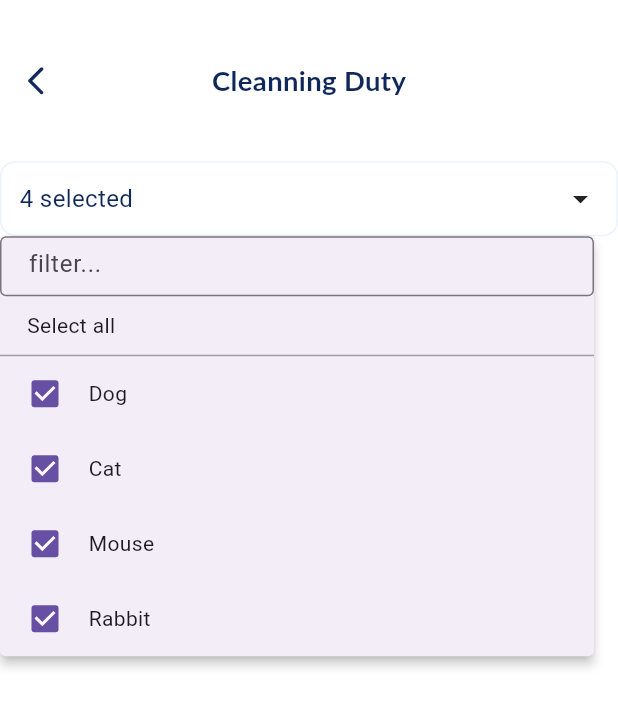
After one commit to phongvtVHEC/cleaning_duty_project, a Flutter app: the CleanningDuty screen opened by its route, after a tap on "Select options", after a tap on "Select all", on a phone screen of 412 x 824 dp. The commit adds this screen. Shown: the top 707 px of the screen. Run offline on Flutter 3.47's test engine with Material 3 defaults, Android fonts, the phone set to English and light mode, and no system bars; our stand-ins replace dio, equatable, flutter_bloc, flutter_dotenv, flutter_native_splash, flutter_screenutil and 9 more; missing offline and left inert: multi_image_picker_plus; accounts and stored records are empty; Roboto replaces fonts that are missing (DM Sans, Lato).

Commit message:
Cleanning Duty Screen

````diff
--- a/lib/core/colors/app_color.dart
+++ b/lib/core/colors/app_color.dart
@@ -24,7 +24,11 @@ abstract class AppColor {
   static const Color colorFFE7E7 = Color(0xFFFFE7E7);
   static const Color colorD60000 = Color(0xFFD60000);
   static const Color color10275A = Color(0xFF10275A);
-
+  static const Color colorE06D06 = Color(0xFFE06D06);
+  static const Color color219653 = Color(0xFF219653);
+  static const Color color9B51E0 = Color(0xFF9B51E0);
+  static const Color colorEB5757 = Color(0xFFEB5757);
+  static const Color color8A8BB3 = Color(0xFF8A8BB3);
   //TextField Colors
   static const Color colorTextFieldDisable = Color(0xffEEEEEE);
   static const Color colorTextFieldBorder = Color(0xFFEBF2FD);
--- a/lib/feature/routers/route.dart
+++ b/lib/feature/routers/route.dart
@@ -12,6 +12,7 @@ import 'package:cleaning_duty_project/feature/di/dependency_injection.dart';
 import 'package:cleaning_duty_project/feature/routers/screen_route.dart';
 import 'package:cleaning_duty_project/feature/screen/authenticate/login/login.dart';
 import 'package:cleaning_duty_project/feature/screen/authenticate/register/register.dart';
+import 'package:cleaning_duty_project/feature/screen/cleanning_duty/cleanning_duty.dart';
 import 'package:cleaning_duty_project/feature/screen/home/home.dart';
 import 'package:cleaning_duty_project/feature/screen/profile/profile.dart';
 import 'package:flutter_bloc/flutter_bloc.dart';
@@ -93,7 +94,10 @@ class AppRouter {
           ],
           child: const ProfileScreen(),
         ),
-      )
+      ),
+      GoRoute(
+          path: ScreenRoute.cleanningDutyScreen,
+          builder: (context, state) => const CleanningDuty()),
     ],
   );
   static GoRouter get router => _router;
--- a/lib/feature/routers/screen_route.dart
+++ b/lib/feature/routers/screen_route.dart
@@ -3,6 +3,7 @@ class ScreenRoute {
   static const registerScreen = '/register';
   static const homeScreen = '/home';
   static const profileScreen = '/profile';
+  static const cleanningDutyScreen = '/cleanning-duty';
 
   static const publicRoute = [loginScreen, registerScreen];
 }
--- /dev/null
+++ b/lib/feature/screen/cleanning_duty/cleanning_duty.dart
@@ -0,0 +1,49 @@
+import 'package:cleaning_duty_project/core/colors/app_color.dart';
+import 'package:cleaning_duty_project/feature/widget/Appbar/common_appbar_with_back_arrow.dart';
+import 'package:cleaning_duty_project/feature/widget/Multiselect/common_multi_select.dart';
+import 'package:flutter/material.dart';
+import 'package:flutter_screenutil/flutter_screenutil.dart';
+
+class CleanningDuty extends StatefulWidget {
+  const CleanningDuty({super.key});
+
+  @override
+  State<CleanningDuty> createState() => _CleanningDutyState();
+}
+
+const List myList = [
+  {'id': 'dog', 'label': 'Dog'},
+  {'id': 'cat', 'label': 'Cat'},
+  {'id': 'mouse', 'label': 'Mouse'},
+  {'id': 'rabbit', 'label': 'Rabbit'},
+];
+
+class _CleanningDutyState extends State<CleanningDuty> {
+  @override
+  Widget build(BuildContext context) {
+    return Scaffold(
+      appBar: CommonAppbarWithBackArrow(
+        title: 'Cleanning Duty',
+        onPressedBackButton: () {
+          Navigator.pop(context);
+        },
+      ),
+      body: MultiSelectDropdown(
+        textStyle: TextStyle(
+            fontSize: 14.sp,
+            color: AppColor.color10275A,
+            fontWeight: FontWeight.w400),
+        boxDecoration: BoxDecoration(
+          border: Border.all(
+              color: AppColor.colorTextFieldBorder), // Example border style
+          borderRadius: BorderRadius.circular(10), // Example border radius
+        ),
+        includeSearch: true,
+        includeSelectAll: true,
+        list: myList,
+        initiallySelected: const [],
+        onChange: (newList) {},
+      ),
+    );
+  }
+}
--- /dev/null
+++ b/lib/feature/widget/Multiselect/common_multi_select.dart
@@ -0,0 +1,498 @@
+library multiselect_dropdown_flutter;
+
+import 'dart:async';
+
+import 'package:flutter/material.dart';
+
+const double tileHeight = 50;
+const double selectAllButtonHeight = 40;
+const double searchOptionHeight = 40;
+
+class MultiSelectDropdown extends StatefulWidget {
+  /// List of options to select from
+  final List list;
+
+  /// `label` key in a Map to show as an option. Defaults to 'label'
+  final String label;
+
+  /// `id` key in a Map to identify an item. Defaults to 'id'
+  final String id;
+
+  /// `onChange` callback, called everytime when
+  /// an item is added or removed with the new
+  /// list as argument
+  ///
+  /// {@tool snippet}
+  /// ```dart
+  /// onChange: (List newList) {
+  ///   setState(() {
+  ///     selectedList = newList;
+  ///   });
+  /// }
+  /// ```
+  /// {@end-tool}
+  final ValueChanged<List> onChange;
+
+  /// Number of items to show as text,
+  /// beyond that it will show `n` selected
+  final int numberOfItemsLabelToShow;
+
+  /// Initially selected list
+  final List initiallySelected;
+
+  /// Decoration for input element
+  final Decoration? boxDecoration;
+
+  /// Dropdown size
+  final bool isLarge;
+
+  /// If the list is a simple list
+  /// or a list of map
+  final bool isSimpleList;
+
+  /// Width of the input widget. If this
+  /// is null the widget will try to take
+  /// full width of the parent.
+  ///
+  /// When rendering in a Row it needs to have
+  /// a strict parent or a fixed width as it grows
+  /// horizontally
+  final double? width;
+
+  /// Text to show when selected list is empty
+  final String whenEmpty;
+
+  /// Includes a select all button when `true`
+  final bool includeSelectAll;
+
+  /// Includes a search option when `true`
+  final bool includeSearch;
+
+  /// `TextStyle?` for the text on anchor element.
+  final TextStyle textStyle;
+
+  /// `Duration?` for debounce in search option.
+  /// Defaults to 300 milliseconds.
+  final Duration duration;
+
+  /// Checkbox fill color in list tile.
+  final Color? checkboxFillColor;
+
+  /// Splash color on the list tile when the list is clicked.
+  final Color? splashColor;
+
+  /// TextStyle for the text on list tile.
+  final TextStyle? listTextStyle;
+
+  /// Padding for the input element.
+  final EdgeInsets? padding;
+
+  /// Mutiple selection dropdown for List of Maps.
+  const MultiSelectDropdown({
+    super.key,
+    required this.list,
+    required this.initiallySelected,
+    this.label = 'label',
+    this.id = 'id',
+    required this.onChange,
+    this.numberOfItemsLabelToShow = 3,
+    this.boxDecoration,
+    this.width,
+    this.whenEmpty = 'Select options',
+    this.isLarge = false,
+    this.includeSelectAll = false,
+    this.includeSearch = false,
+    this.textStyle = const TextStyle(fontSize: 15),
+    this.duration = const Duration(milliseconds: 300),
+    this.checkboxFillColor,
+    this.splashColor,
+    this.listTextStyle,
+    this.padding,
+  }) : isSimpleList = false;
+
+  /// Mutiple selection dropdown for simple List.
+  const MultiSelectDropdown.simpleList({
+    super.key,
+    required this.list,
+    required this.initiallySelected,
+    required this.onChange,
+    this.numberOfItemsLabelToShow = 3,
+    this.boxDecoration,
+    this.width,
+    this.whenEmpty = 'Select options',
+    this.isLarge = false,
+    this.includeSelectAll = false,
+    this.includeSearch = false,
+    this.textStyle = const TextStyle(fontSize: 15),
+    this.duration = const Duration(milliseconds: 300),
+    this.checkboxFillColor,
+    this.splashColor,
+    this.listTextStyle,
+    this.padding,
+  })  : label = '',
+        id = '',
+        isSimpleList = true;
+
+  @override
+  State<MultiSelectDropdown> createState() => _MultiSelectDropdownState();
+}
+
+class _MultiSelectDropdownState extends State<MultiSelectDropdown> {
+  late List selected = [...widget.initiallySelected];
+  late final Decoration boxDecoration;
+  List filteredOptions = [];
+
+  late final TextEditingController filterController;
+  Timer? debounce;
+
+  bool isSelected(data) {
+    if (widget.isSimpleList) {
+      return selected.contains(data);
+    } else {
+      for (Map obj in selected) {
+        if (obj[widget.id] == data) {
+          return true;
+        }
+      }
+      return false;
+    }
+  }
+
+  void handleOnChange(bool newValue, dynamic data) {
+    if (newValue) {
+      setState(() {
+        selected.add(data);
+      });
+    } else {
+      if (widget.isSimpleList) {
+        setState(() {
+          selected.remove(data);
+        });
+      } else {
+        int itemIndex = selected.indexWhere(
+          (obj) => obj[widget.id] == data[widget.id],
+        );
+        if (itemIndex == -1) {
+          return;
+        } else {
+          setState(() {
+            selected.removeAt(itemIndex);
+          });
+        }
+      }
+    }
+
+    widget.onChange(selected);
+  }
+
+  Widget buildTile(data) {
+    if (widget.isSimpleList) {
+      return _CustomTile(
+        value: isSelected(data),
+        onChanged: (bool newValue) {
+          handleOnChange(newValue, data);
+        },
+        title: '$data',
+        checkboxFillColor: widget.checkboxFillColor,
+        splashColor: widget.splashColor,
+        textStyle: widget.listTextStyle,
+      );
+    } else {
+      return _CustomTile(
+        value: isSelected(data[widget.id]),
+        onChanged: (bool newValue) {
+          handleOnChange(newValue, data);
+        },
+        title: '${data[widget.label]}',
+        checkboxFillColor: widget.checkboxFillColor,
+        splashColor: widget.splashColor,
+        textStyle: widget.listTextStyle,
+      );
+    }
+  }
+
+  void onSearchTextChanged(String searchText) {
+    if (debounce?.isActive ?? false) debounce?.cancel();
+
+    debounce = Timer(widget.duration, () {
+      if (searchText.isEmpty) {
+        setState(() {
+          filteredOptions = widget.list;
+        });
+      } else {
+        searchText = searchText.toLowerCase();
+        if (widget.isSimpleList) {
+          List newList = widget.list.where((text) {
+            return '$text'.toLowerCase().contains(searchText);
+          }).toList();
+          setState(() {
+            filteredOptions = newList;
+          });
+        } else {
+          List newList = widget.list.where((objData) {
+            return '${objData[widget.label]}'
+                .toLowerCase()
+                .contains(searchText);
+          }).toList();
+          setState(() {
+            filteredOptions = newList;
+          });
+        }
+      }
+    });
+  }
+
+  Widget buildSearchOption() {
+    return TextField(
+      controller: filterController,
+      onChanged: onSearchTextChanged,
+      textAlignVertical: TextAlignVertical.center,
+      decoration: const InputDecoration(
+        isDense: true,
+        border: OutlineInputBorder(),
+        hintText: 'filter...',
+        constraints: BoxConstraints(
+          minHeight: searchOptionHeight,
+          maxHeight: searchOptionHeight,
+        ),
+        contentPadding: EdgeInsets.symmetric(
+          horizontal: 15,
+          vertical: 10,
+        ),
+      ),
+    );
+  }
+
+  Widget buildSelectAllButton() {
+    return InkWell(
+      onTap: () {
+        if (selected.length == widget.list.length) {
+          selected.clear();
+        } else {
+          selected.clear();
+          selected = [...widget.list];
+        }
+        widget.onChange(selected);
+        setState(() {});
+      },
+      child: Container(
+        height: selectAllButtonHeight,
+        alignment: Alignment.centerLeft,
+        padding: const EdgeInsets.symmetric(horizontal: 18),
+        decoration: const BoxDecoration(
+          border: Border(
+            bottom: BorderSide(color: Colors.grey),
+          ),
+        ),
+        child: const Text('Select all'),
+      ),
+    );
+  }
+
+  double getWidth(BoxConstraints boxConstraints) {
+    if (widget.width != null &&
+        widget.width != double.infinity &&
+        widget.width != double.maxFinite) {
+      return widget.width!;
+    }
+    if (boxConstraints.maxWidth == double.infinity ||
+        boxConstraints.maxWidth == double.maxFinite) {
+      debugPrint(
+          "Invalid width given, MultiSelectDropdown's width will fallback to 250.");
+      return 250;
+    }
+    return boxConstraints.maxWidth;
+  }
+
+  double getModalHeight() {
+    double height = filteredOptions.length > 4
+        ? widget.isLarge
+            ? filteredOptions.length > 6
+                ? 7 * tileHeight
+                : filteredOptions.length * tileHeight
+            : 5 * tileHeight
+        : filteredOptions.length * tileHeight;
+
+    if (widget.includeSelectAll) {
+      height += selectAllButtonHeight;
+    }
+
+    if (widget.includeSearch) {
+      height += searchOptionHeight;
+    }
+
+    return height;
+  }
+
+  String buildText() {
+    if (selected.isEmpty) {
+      return widget.whenEmpty;
+    }
+
+    if (widget.numberOfItemsLabelToShow < selected.length) {
+      return '${selected.length} selected';
+    }
+
+    if (widget.isSimpleList) {
+      final int itemsToShow = selected.length;
+      String finalString = "";
+      for (int i = 0; i < itemsToShow; i++) {
+        finalString = '$finalString ${selected[i]}, ';
+      }
+      return finalString.substring(0, finalString.length - 2);
+    } else {
+      final int itemsToShow = selected.length;
+      String finalString = "";
+      for (int i = 0; i < itemsToShow; i++) {
+        finalString = '$finalString ${selected[i][widget.label]}, ';
+      }
+      return finalString.substring(0, finalString.length - 2);
+    }
+  }
+
+  @override
+  void initState() {
+    super.initState();
+    filterController = TextEditingController();
+    filteredOptions = [...widget.list];
+    boxDecoration = widget.boxDecoration ??
+        BoxDecoration(
+          border: Border.all(color: Colors.grey),
+          borderRadius: BorderRadius.circular(5),
+        );
+  }
+
+  @override
+  void dispose() {
+    filterController.dispose();
+    debounce?.cancel();
+    super.dispose();
+  }
+
+  @override
+  Widget build(BuildContext context) {
+    final String textToShow = buildText();
+    double modalHeight = getModalHeight();
+
+    return LayoutBuilder(
+      builder: (ctx, boxConstraints) {
+        double modalWidth = getWidth(boxConstraints);
+
+        return ConstrainedBox(
+          constraints: BoxConstraints.expand(
+            height: tileHeight,
+            width: modalWidth,
+          ),
+          child: MenuAnchor(
+            crossAxisUnconstrained: false,
+            style: MenuStyle(
+              fixedSize: MaterialStateProperty.resolveWith((states) {
+                return Size(modalWidth, modalHeight);
+              }),
+              padding: MaterialStateProperty.resolveWith((states) {
+                return EdgeInsets.zero;
+              }),
+            ),
+            builder: (context, controller, _) {
+              return InkWell(
+                onTap: () {
+                  if (controller.isOpen) {
+                    controller.close();
+                  } else {
+                    controller.open();
+                  }
+                },
+                child: Container(
+                  padding: widget.padding ??
+                      const EdgeInsets.symmetric(horizontal: 12),
+                  decoration: boxDecoration,
+                  width: modalWidth,
+                  child: Row(
+                    children: [
+                      Expanded(
+                        child: Text(
+                          textToShow,
+                          style: widget.textStyle,
+                          overflow: TextOverflow.fade,
+                          softWrap: false,
+                        ),
+                      ),
+                      const Icon(Icons.arrow_drop_down_sharp),
+                    ],
+                  ),
+                ),
+              );
+            },
+            menuChildren: [
+              if (widget.includeSearch) buildSearchOption(),
+              if (widget.includeSelectAll) buildSelectAllButton(),
+              ...filteredOptions.map((data) {
+                return buildTile(data);
+              }).toList(),
+            ],
+          ),
+        );
+      },
+    );
+  }
+}
+
+// Simple list tiles in the modal
+class _CustomTile extends StatelessWidget {
+  const _CustomTile({
+    required this.title,
+    required this.value,
+    required this.onChanged,
+    this.checkboxFillColor,
+    this.splashColor,
+    this.textStyle,
+  });
+
+  final String title;
+  final bool value;
+  final ValueChanged<bool> onChanged;
+
+  final Color? checkboxFillColor;
+  final Color? splashColor;
+  final TextStyle? textStyle;
+
+  void handleOnChange() {
+    if (value) {
+      onChanged(false);
+    } else {
+      onChanged(true);
+    }
+  }
+
+  @override
+  Widget build(BuildContext context) {
+    final themeData = Theme.of(context);
+    return InkWell(
+      splashColor: splashColor ?? themeData.primaryColor,
+      hoverColor: Colors.black12,
+      onTap: handleOnChange,
+      child: SizedBox(
+        height: tileHeight,
+        child: Row(
+          children: [
+            const SizedBox(width: 6),
+            Checkbox(
+              fillColor: MaterialStateProperty.resolveWith<Color>((states) {
+                return checkboxFillColor ?? themeData.primaryColor;
+              }),
+              value: value,
+              onChanged: null,
+            ),
+            const SizedBox(width: 5),
+            Expanded(
+              child: Text(
+                title,
+                style: textStyle,
+              ),
+            ),
+          ],
+        ),
+      ),
+    );
+  }
+}
````
Also changed, not shown: lib/feature/screen/home/home.dart (+68 -65 lines), lib/feature/screen/profile/profile.dart (+9 -4 lines), lib/feature/widget/DatePicker/common_date_picker.dart (+17 -2 lines), lib/feature/widget/TextField/common_text_field.dart (+7 -0 lines).
